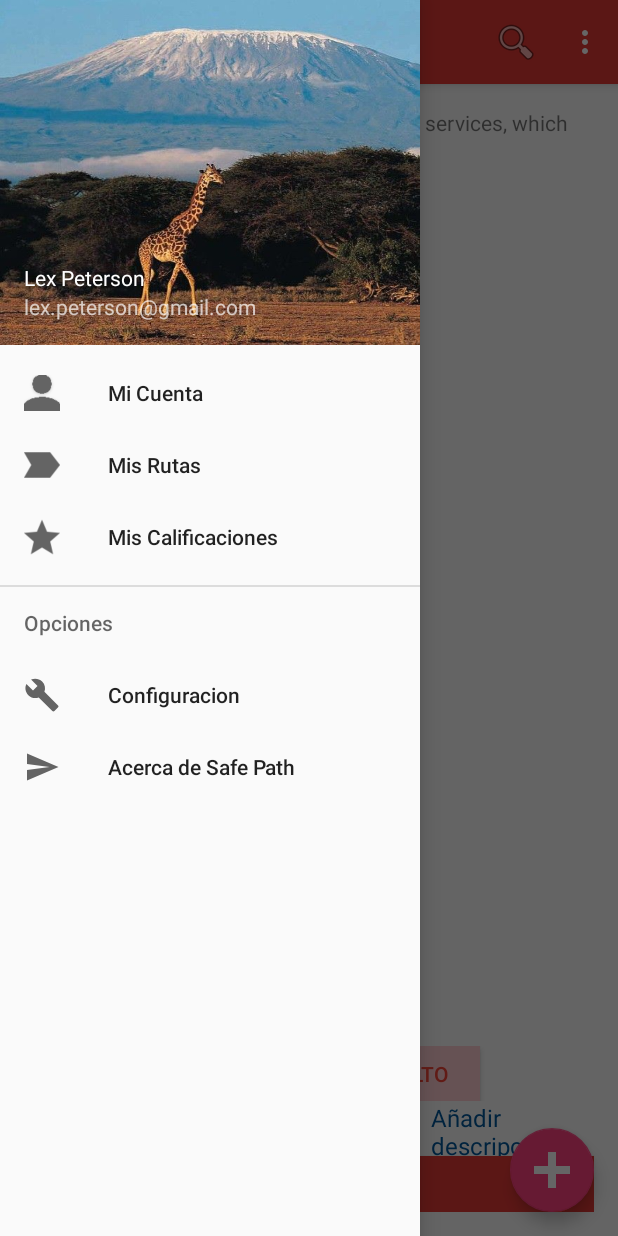
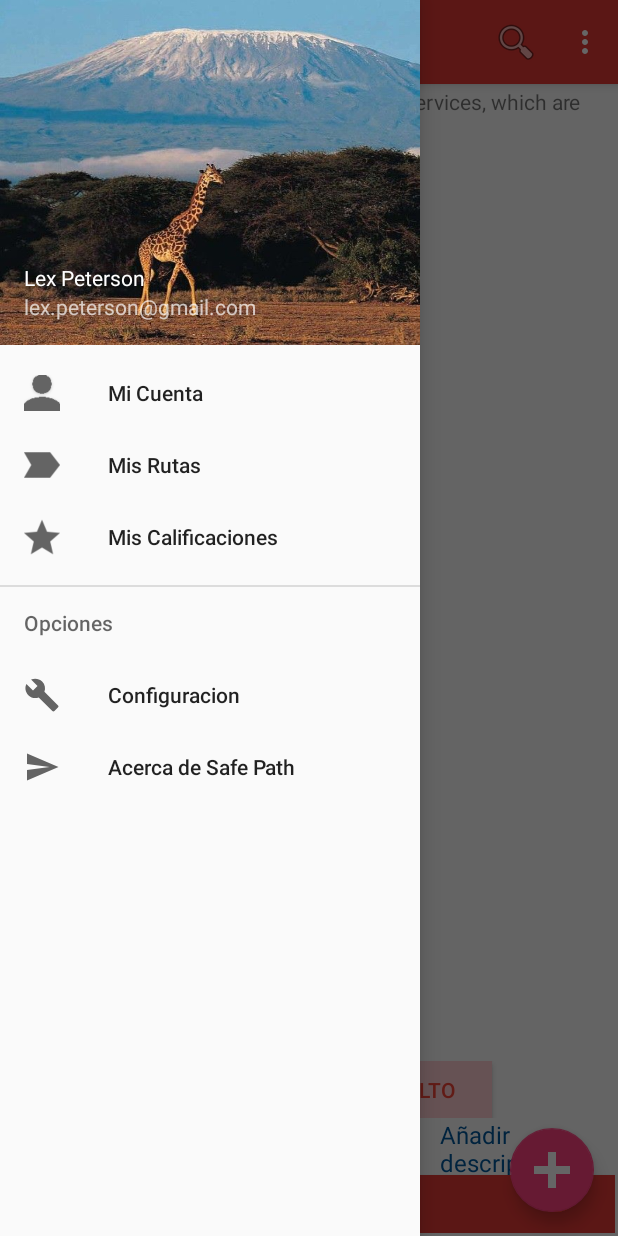
Before and after one commit to joselhuillca/ProyectoLP_cuadros, an Android app: the fragment AddZona placed in its activity, with the side drawer open, on a phone screen of 412 x 824 dp. Run offline under Robolectric (Android 15) with nearby library versions, the phone set to English and light mode, and no system bars; our stand-ins replace Picasso; libraries missing offline, so code that uses them is left out: com.facebook, com.loopj.android, cz.msebera.android; pictures from the network do not load; 7 statements that could not run were skipped.

Commit message:
segundo commit

```diff
--- a/Proyecto-LP-master/app/src/main/java/com/example/joselhm/safepath_droid/AddZona.java
+++ b/Proyecto-LP-master/app/src/main/java/com/example/joselhm/safepath_droid/AddZona.java
@@ -30,6 +30,7 @@ import com.google.android.gms.maps.GoogleMap;
 import com.google.android.gms.maps.MapFragment;
 import com.google.android.gms.maps.OnMapReadyCallback;
 import com.google.android.gms.maps.SupportMapFragment;
+import com.google.android.gms.maps.model.BitmapDescriptorFactory;
 import com.google.android.gms.maps.model.Circle;
 import com.google.android.gms.maps.model.CircleOptions;
 import com.google.android.gms.maps.model.LatLng;
@@ -123,6 +124,7 @@ public class AddZona extends Fragment implements OnMapReadyCallback {
             my_marker = googleMap.addMarker(new MarkerOptions()
                     .position(locationDefault)
                     .title("Zona a añadir")
+                    //.icon(BitmapDescriptorFactory.fromAsset("icons/inicio.png"))
                     .draggable(true));
 
             my_zone = googleMap.addCircle(new CircleOptions()
--- a/Proyecto-LP-master/app/src/main/java/com/example/joselhm/safepath_droid/MapaGeneral.java
+++ b/Proyecto-LP-master/app/src/main/java/com/example/joselhm/safepath_droid/MapaGeneral.java
@@ -111,7 +111,7 @@ public class MapaGeneral extends Fragment implements OnMapReadyCallback {
             //getLocation();
             //Animaciones para el marker
             verificarGPS();
-            Constantes.miPosicion  = mMap.addMarker(new MarkerOptions().position(locationDefault).title("Tu estas aqui!"));
+            Constantes.miPosicion  = mMap.addMarker(new MarkerOptions().position(locationDefault).title("Tu estas aqui!").icon(BitmapDescriptorFactory.fromAsset("icons/inicio.png")));
 
             mMap.moveCamera(CameraUpdateFactory.newLatLngZoom(locationDefault, zoom_));
 
--- a/Proyecto-LP-master/app/src/main/java/com/example/joselhm/safepath_droid/MapaRutas.java
+++ b/Proyecto-LP-master/app/src/main/java/com/example/joselhm/safepath_droid/MapaRutas.java
@@ -369,12 +369,12 @@ public class MapaRutas extends AppCompatActivity {
         verificarGPS();
 
         markerInicio = googleMap.addMarker(new MarkerOptions().position(locationDefault)
-                .title("Origen").icon(BitmapDescriptorFactory.defaultMarker(BitmapDescriptorFactory.HUE_GREEN))
+                .title("Origen").icon(BitmapDescriptorFactory.fromAsset("icons/inicio.png"))
                 .draggable(true));
         markerInicio.showInfoWindow();
 
         markerMeta = googleMap.addMarker(new MarkerOptions().position(new LatLng(-16.4030657, -71.5258617))
-                .title("Destino").icon(BitmapDescriptorFactory.defaultMarker(BitmapDescriptorFactory.HUE_GREEN))
+                .title("Destino").icon(BitmapDescriptorFactory.fromAsset("icons/fin.png"))
                 .draggable(true));
         markerMeta.showInfoWindow();
 
--- a/Proyecto-LP-master/app/src/main/res/layout/activity_add_zona.xml
+++ b/Proyecto-LP-master/app/src/main/res/layout/activity_add_zona.xml
@@ -1,9 +1,9 @@
 <?xml version="1.0" encoding="utf-8"?>
 <FrameLayout xmlns:android="http://schemas.android.com/apk/res/android"
-    android:paddingBottom="@dimen/activity_vertical_margin"
-    android:paddingLeft="@dimen/activity_horizontal_margin"
-    android:paddingRight="@dimen/activity_horizontal_margin"
-    android:paddingTop="@dimen/activity_vertical_margin"
+    android:paddingBottom="2dp"
+    android:paddingLeft="2dp"
+    android:paddingRight="2dp"
+    android:paddingTop="2dp"
     android:layout_width="match_parent" android:layout_height="match_parent">
 
     <LinearLayout
--- a/Proyecto-LP-master/app/src/main/res/layout/activity_mapa_rutas.xml
+++ b/Proyecto-LP-master/app/src/main/res/layout/activity_mapa_rutas.xml
@@ -4,8 +4,8 @@
     android:layout_width="match_parent"
     android:layout_height="match_parent"
     android:paddingBottom="2dp"
-    android:paddingLeft="5dp"
-    android:paddingRight="5dp"
+    android:paddingLeft="2dp"
+    android:paddingRight="2dp"
     android:paddingTop="2dp"
     tools:context="com.example.joselhm.safepath_droid.MapaRutas">
 
```
Also changed, not shown: Proyecto-LP-master/app/src/main/res/layout/activity_mapa_general.xml (+4 -4 lines), Proyecto-LP-master/app/src/main/assets/icons/fin.png (added), Proyecto-LP-master/app/src/main/assets/icons/inicio.png (added).
